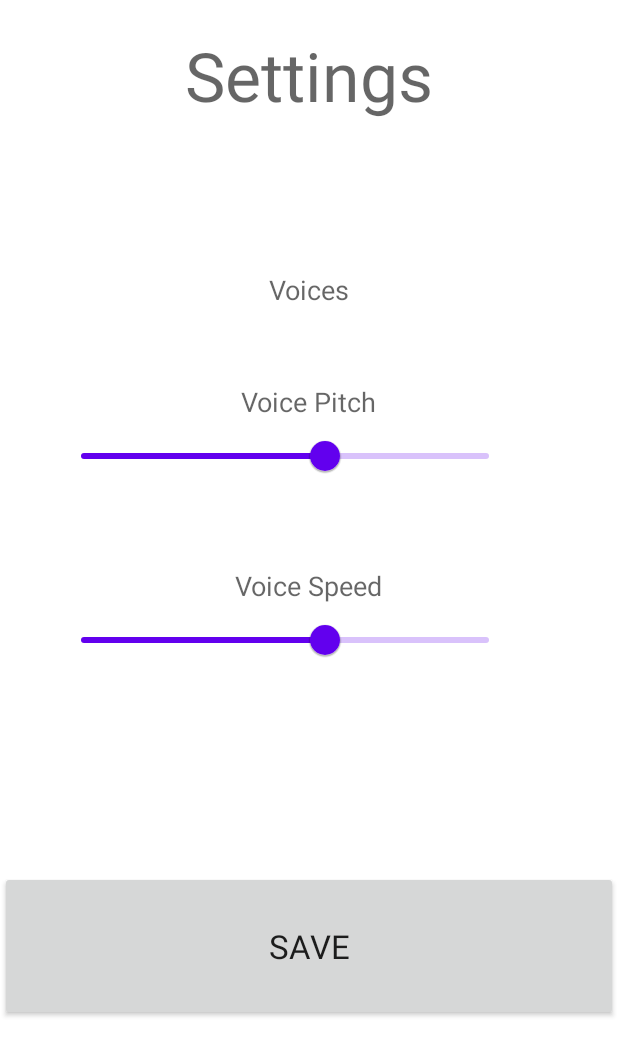
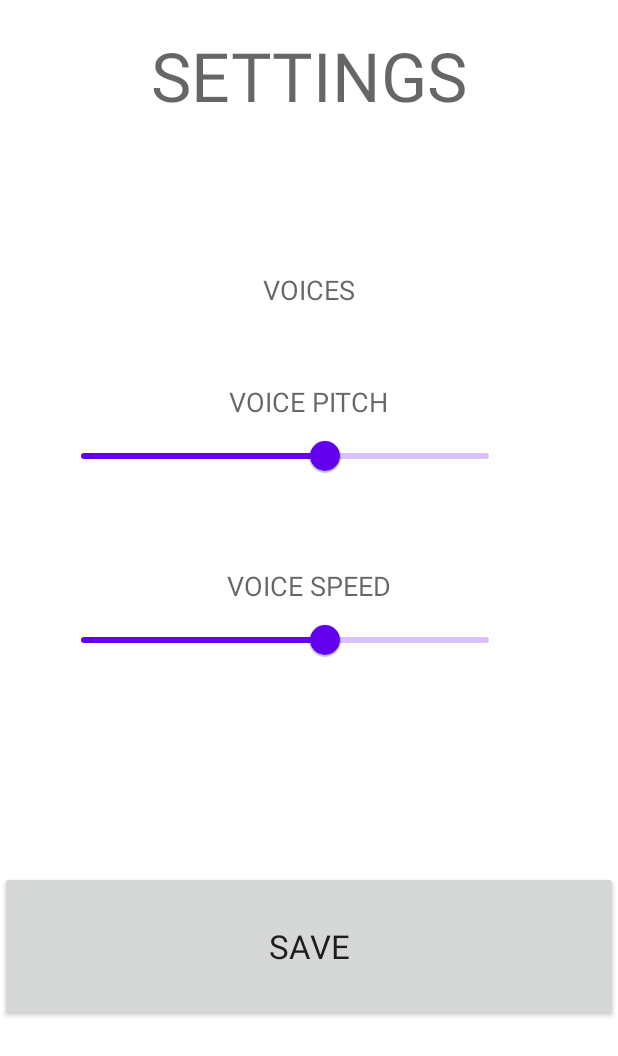
Before and after one commit to Kyle-Falconer/AnimalSpin, an Android app: the SettingsFragment screen opened through its navigation route, on a phone screen of 412 x 824 dp. Shown: the top 1056 px of the screen. Run offline under Robolectric (Android 15) with nearby library versions, the light colour scheme and no system bars; 1 statement that could not run was skipped.

Commit message:
remove dead code, extract string res values

```diff
--- a/app/build.gradle
+++ b/app/build.gradle
@@ -36,12 +36,13 @@ android {
 dependencies {
 
     def nav_version = "2.5.3"
+    def lifecycle_version = "2.5.1"
     implementation 'androidx.core:core-ktx:1.9.0'
     implementation 'androidx.appcompat:appcompat:1.5.1'
     implementation 'com.google.android.material:material:1.7.0'
     implementation 'androidx.constraintlayout:constraintlayout:2.1.4'
-    implementation 'androidx.lifecycle:lifecycle-livedata-ktx:2.5.1'
-    implementation 'androidx.lifecycle:lifecycle-viewmodel-ktx:2.5.1'
+    implementation "androidx.lifecycle:lifecycle-livedata-ktx:$lifecycle_version"
+    implementation "androidx.lifecycle:lifecycle-viewmodel-ktx:$lifecycle_version"
     implementation "androidx.navigation:navigation-fragment-ktx:$nav_version"
     implementation "androidx.navigation:navigation-ui-ktx:$nav_version"
     testImplementation 'junit:junit:4.13.2'
--- a/app/src/main/res/layout/fragment_main.xml
+++ b/app/src/main/res/layout/fragment_main.xml
@@ -16,58 +16,12 @@
         app:layout_constraintStart_toStartOf="parent"
         />
 
-<!--    <androidx.appcompat.widget.AppCompatButton-->
-<!--        android:id="@+id/buttonCow"-->
-<!--        android:layout_width="200dp"-->
-<!--        android:layout_height="200dp"-->
-<!--        android:background="@drawable/cow_female_black_white"-->
-<!--        android:layout_marginBottom="40dp"-->
-<!--        android:layout_marginTop="10dp"-->
-<!--        android:contentDescription="cow"-->
-<!--        app:layout_constraintTop_toTopOf="parent"-->
-<!--        app:layout_constraintEnd_toEndOf="parent"-->
-<!--        app:layout_constraintStart_toStartOf="parent"-->
-<!--        />-->
-<!--    <androidx.appcompat.widget.AppCompatButton-->
-<!--        android:id="@+id/buttonDonkey"-->
-<!--        android:layout_width="200dp"-->
-<!--        android:layout_height="200dp"-->
-<!--        android:layout_margin="40dp"-->
-<!--        android:background="@drawable/donkey_in_clovelly_north_devon_england"-->
-<!--        android:contentDescription="donkey"-->
-<!--        app:layout_constraintTop_toBottomOf="@id/buttonCow"-->
-<!--        app:layout_constraintEnd_toEndOf="parent"-->
-<!--        app:layout_constraintStart_toStartOf="parent"-->
-<!--        />-->
-<!--    <androidx.appcompat.widget.AppCompatButton-->
-<!--        android:id="@+id/buttonFrog"-->
-<!--        android:layout_width="200dp"-->
-<!--        android:layout_height="200dp"-->
-<!--        android:layout_margin="40dp"-->
-<!--        android:background="@drawable/variegated_golden_frog_mantella_baroni_ranomafana"-->
-<!--        android:contentDescription="frog"-->
-<!--        app:layout_constraintTop_toBottomOf="@id/buttonDonkey"-->
-<!--        app:layout_constraintEnd_toEndOf="parent"-->
-<!--        app:layout_constraintStart_toStartOf="parent"-->
-<!--        />-->
-<!--    <androidx.appcompat.widget.AppCompatButton-->
-<!--        android:id="@+id/buttonCat"-->
-<!--        android:layout_width="200dp"-->
-<!--        android:layout_height="200dp"-->
-<!--        android:layout_margin="40dp"-->
-<!--        android:background="@drawable/cat_1"-->
-<!--        android:contentDescription="cat"-->
-<!--        app:layout_constraintTop_toBottomOf="@id/buttonFrog"-->
-<!--        app:layout_constraintEnd_toEndOf="parent"-->
-<!--        app:layout_constraintStart_toStartOf="parent"-->
-<!--        />-->
-
     <androidx.appcompat.widget.AppCompatButton
         android:id="@+id/settingsButton"
         android:layout_width="20dp"
         android:layout_height="20dp"
         android:layout_margin="20dp"
-        android:contentDescription="settings"
+        android:contentDescription="@string/settings_btn"
         android:background="@drawable/ic_baseline_settings_24"
         android:backgroundTint="@color/settings_btn"
         app:layout_constraintBottom_toBottomOf="parent"
--- a/app/src/main/res/layout/fragment_settings.xml
+++ b/app/src/main/res/layout/fragment_settings.xml
@@ -17,7 +17,8 @@
             android:layout_width="wrap_content"
             android:layout_height="wrap_content"
             android:layout_marginTop="20dp"
-            android:text="Settings"
+            android:text="@string/settings"
+            android:textAllCaps="true"
             android:textAppearance="@style/TextAppearance.AppCompat.Display2"
             app:layout_constraintEnd_toEndOf="parent"
             app:layout_constraintStart_toStartOf="parent"
@@ -28,7 +29,8 @@
             android:layout_width="wrap_content"
             android:layout_height="wrap_content"
             android:layout_marginTop="100dp"
-            android:text="Voices"
+            android:text="@string/voices"
+            android:textAllCaps="true"
             android:textAppearance="@style/TextAppearance.AppCompat.Medium"
             app:layout_constraintEnd_toEndOf="parent"
             app:layout_constraintStart_toStartOf="parent"
@@ -48,7 +50,8 @@
             android:layout_width="wrap_content"
             android:layout_height="wrap_content"
             android:layout_marginTop="50dp"
-            android:text="Voice Pitch"
+            android:text="@string/voice_pitch"
+            android:textAllCaps="true"
             android:textAppearance="@style/TextAppearance.AppCompat.Medium"
             app:layout_constraintEnd_toEndOf="parent"
             app:layout_constraintStart_toStartOf="parent"
@@ -60,7 +63,7 @@
             android:layout_height="wrap_content"
             android:layout_marginStart="40dp"
             android:layout_marginEnd="40dp"
-            android:contentDescription="voice pitch"
+            android:contentDescription="@string/voice_pitch_slider"
             app:layout_constraintEnd_toEndOf="parent"
             app:layout_constraintEnd_toStartOf="@+id/voicePitchValue"
             app:layout_constraintStart_toStartOf="parent"
@@ -82,7 +85,8 @@
             android:layout_width="wrap_content"
             android:layout_height="wrap_content"
             android:layout_marginTop="50dp"
-            android:text="Voice Speed"
+            android:text="@string/voice_speed"
+            android:textAllCaps="true"
             android:textAppearance="@style/TextAppearance.AppCompat.Medium"
             app:layout_constraintEnd_toEndOf="parent"
             app:layout_constraintStart_toStartOf="parent"
@@ -94,7 +98,7 @@
             android:layout_height="wrap_content"
             android:layout_marginStart="40dp"
             android:layout_marginEnd="40dp"
-            android:contentDescription="voice speed"
+            android:contentDescription="@string/voice_speed_slider"
             app:layout_constraintEnd_toStartOf="@+id/voiceSpeedValue"
             app:layout_constraintStart_toStartOf="parent"
             app:layout_constraintTop_toBottomOf="@+id/voiceSpeedTitle" />
@@ -114,7 +118,7 @@
             android:id="@+id/saveButton"
             android:layout_width="match_parent"
             android:layout_height="100dp"
-            android:text="save"
+            android:text="@string/save_btn"
             android:textAllCaps="true"
             android:textAppearance="@style/TextAppearance.AppCompat.Large"
             app:layout_constraintTop_toBottomOf="@id/voiceSpeedValue"
--- a/app/src/main/res/values/strings.xml
+++ b/app/src/main/res/values/strings.xml
@@ -1,6 +1,6 @@
 <resources>
-    <string name="app_name">Animal Spin</string>
 
+    <!-- Animal TTS Values -->
     <string name="tts_cat_says">a cat says</string>
     <string name="tts_chicken_says">a chicken says</string>
     <string name="tts_cow_says">a cow says</string>
@@ -12,4 +12,15 @@
     <string name="tts_monkey_says">the monkey says</string>
     <string name="tts_sheep_says">the sheep says</string>
 
+    <!-- App labels -->
+    <string name="app_name">Animal Spin</string>
+    <string name="settings_btn">settings</string>
+    <string name="settings">settings</string>
+    <string name="voices">voices</string>
+    <string name="voice_pitch">voice pitch</string>
+    <string name="voice_pitch_slider">voice pitch</string>
+    <string name="voice_speed">voice speed</string>
+    <string name="voice_speed_slider">voice speed</string>
+    <string name="save_btn">save</string>
+
 </resources>
```
